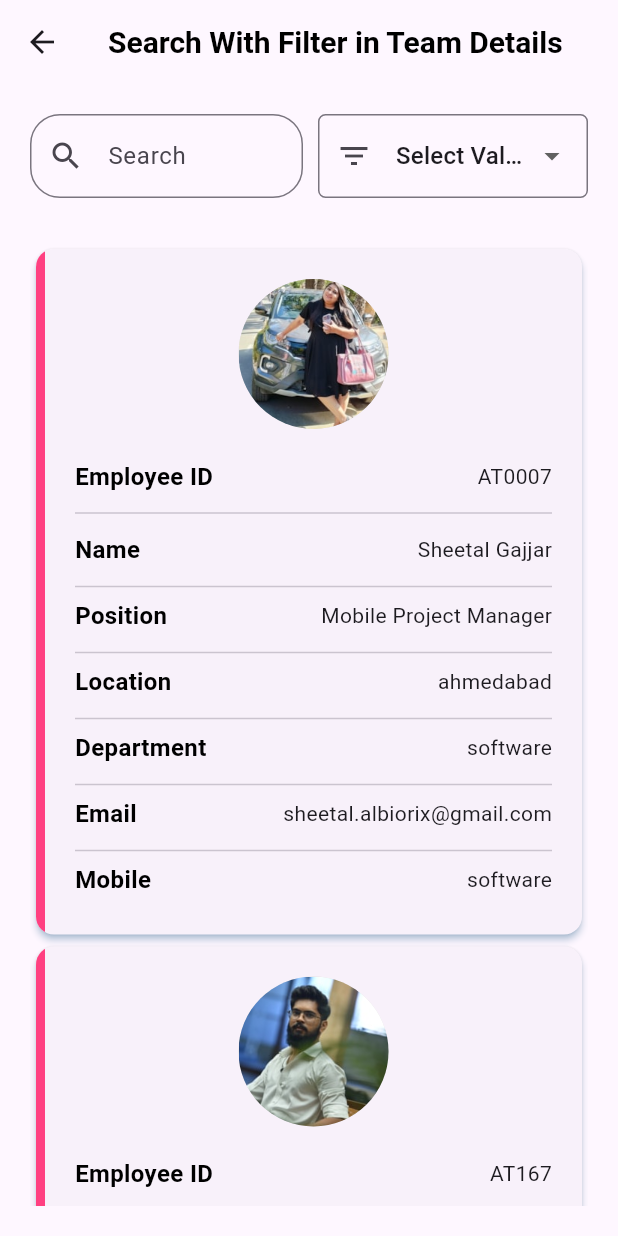
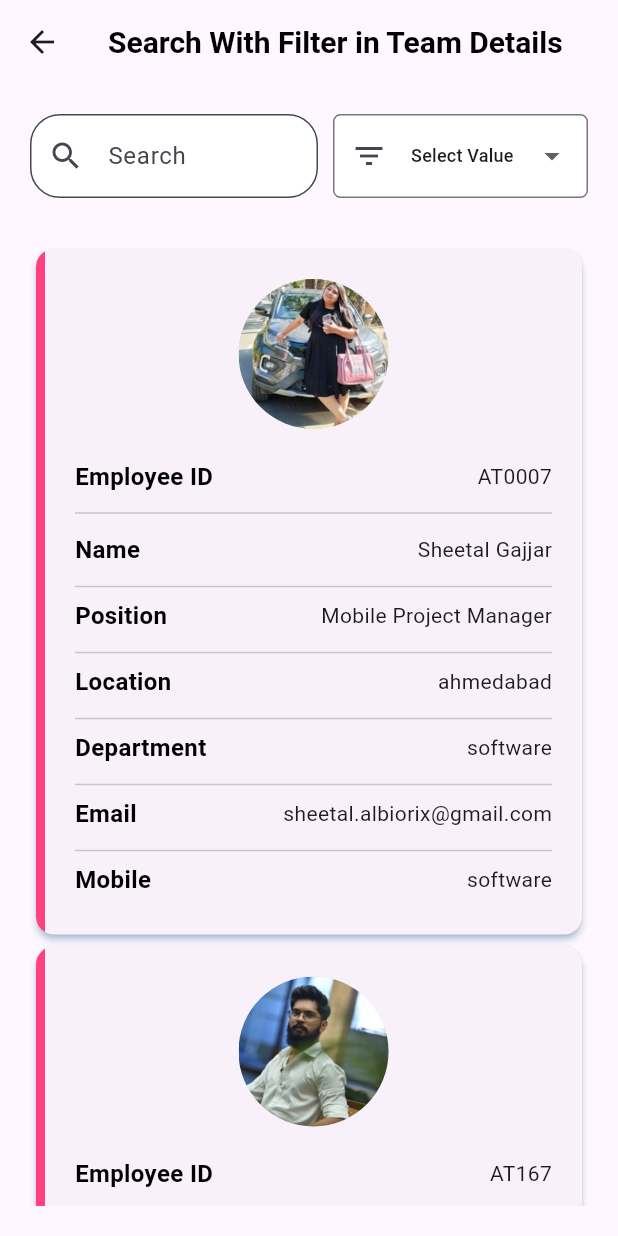
Before and after one commit to SheetalAlbiorix/Chiraglearn_flutter, a Flutter app: the TeamDetailsSearchWithFilter screen opened directly, on a phone screen of 412 x 824 dp. Run offline on Flutter 3.47's test engine with Material 3 defaults, Android fonts, the phone set to English and light mode, and no system bars.

Commit message:
- added technology filter ui

```diff
--- a/lib/modules/constants/custom_textstyles.dart
+++ b/lib/modules/constants/custom_textstyles.dart
@@ -1,18 +1,22 @@
 import 'package:flutter/material.dart';
 
 class CustomTextStyles {
-  static TextStyle appbarTextStyle = TextStyle(
+  static const TextStyle appbarTextStyle = TextStyle(
     fontSize: 20,
     fontWeight: FontWeight.w700,
     color: Colors.black,
   );
-  static TextStyle mediumTextStyle = TextStyle(
+  static const TextStyle mediumTextStyle = TextStyle(
     fontSize: 16,
     fontWeight: FontWeight.w600,
     color: Colors.black,
   );
 
-  static TextStyle normalTextStyle = TextStyle(
+  static const TextStyle normalTextStyle = TextStyle(
     fontSize: 14,
   );
+
+  static const TextStyle smallTextStyle = TextStyle(
+    fontSize: 12,
+  );
 }
--- a/lib/modules/constants/string_constants.dart
+++ b/lib/modules/constants/string_constants.dart
@@ -37,4 +37,17 @@ class StringClass {
   //TeamDetailsSearchWithFilter
   static const appBarTitle = "Search With Filter in Team Details";
   static const selectValue = "Select Value";
+  static const filterOptionEmpId = "By EmpId";
+  static const filterOptionName = "By Name";
+  static const filterOptionPosition = "By Position";
+  static const filterOptionEmail = "By Email";
+  static const filterOptionMobile = "By Mobile";
+  static const filterOptionHometown = "By Hometown";
+  static const filterOptionTechnologies = "By Technologies";
+
+  static const android = "Android";
+  static const ios = "IOS";
+  static const flutter = "Flutter";
+  static const reactNative = "React Native";
+  static const kmm = "KMM";
 }
--- a/lib/modules/view/team_details_search_with_filter.dart
+++ b/lib/modules/view/team_details_search_with_filter.dart
@@ -22,18 +22,30 @@ class _TeamDetailsSearchWithFilterState
   FocusNode searchFocusNode = FocusNode();
 
   List filteredDataList = [];
+  bool isVisible = false;
 
   List filterOptionList = [
     StringClass.selectValue,
-    "By EmpId",
-    "By Name",
-    "By Position",
-    "By Email",
-    "By Mobile",
-    "By Hometown",
-    "By Technologies"
+    StringClass.filterOptionEmpId,
+    StringClass.filterOptionName,
+    StringClass.filterOptionPosition,
+    StringClass.filterOptionEmail,
+    StringClass.filterOptionMobile,
+    StringClass.filterOptionHometown,
+    StringClass.filterOptionTechnologies
   ];
-  String selectedFilter = StringClass.selectValue;
+
+  List technologyOptionList = [
+    StringClass.selectValue,
+    StringClass.android,
+    StringClass.ios,
+    StringClass.flutter,
+    StringClass.reactNative,
+    StringClass.kmm,
+  ];
+  String selectedTechnologyOption = StringClass.selectValue;
+
+  String selectedFilterOption = StringClass.selectValue;
 
   @override
   void dispose() {
@@ -77,11 +89,16 @@ class _TeamDetailsSearchWithFilterState
               Row(
                 crossAxisAlignment: CrossAxisAlignment.start,
                 children: [
-                  Expanded(
+                  Visibility(
+                    visible: selectedFilterOption ==
+                            StringClass.filterOptionTechnologies
+                        ? isVisible = false
+                        : true,
+                    child: Expanded(
                       child: TextFormField(
-                      keyboardType: selectedFilter == "By Mobile"
+                        keyboardType: selectedFilterOption == "By Mobile"
                             ? TextInputType.phone
-                          : selectedFilter == "By Email"
+                            : selectedFilterOption == "By Email"
                                 ? TextInputType.emailAddress
                                 : TextInputType.name,
                         controller: searchController,
@@ -100,7 +117,8 @@ class _TeamDetailsSearchWithFilterState
                               filteredDataList =
                                   allTeamList; // Show full list if search is empty
                             } else if (value.isNotEmpty &&
-                              selectedFilter == StringClass.selectValue) {
+                                selectedFilterOption ==
+                                    StringClass.selectValue) {
                               filteredDataList = allTeamList.where(
                                 (element) {
                                   return element.empId!
@@ -124,35 +142,43 @@ class _TeamDetailsSearchWithFilterState
                                 },
                               ).toList();
                             } else if (value.isNotEmpty &&
-                              selectedFilter != StringClass.selectValue) {
-                            selectedFilter == "By EmpId"
-                                ? filteredDataList = allTeamList
-                                    .where(
-                                      (element) => element.empId!
+                                selectedFilterOption !=
+                                    StringClass.selectValue) {
+                              filteredDataList = allTeamList.where((element) {
+                                return selectedFilterOption == "By EmpId"
+                                    ? element.empId!
                                         .toLowerCase()
-                                          .contains(value.toLowerCase()),
-                                    )
-                                    .toList()
-                                : selectedFilter == "By Name"
-                                    ? filteredDataList = allTeamList
-                                        .where((member) => member.name!
+                                        .contains(value.toLowerCase())
+                                    : selectedFilterOption == "By Name"
+                                        ? element.name!
                                             .toLowerCase()
-                                            .contains(value.toLowerCase()))
-                                        .toList()
-                                    : selectedFilter == "By Mobile"
-                                        ? filteredDataList = allTeamList
-                                            .where(
-                                              (element) => element.mobile!
+                                            .contains(value.toLowerCase())
+                                        : selectedFilterOption == "Position"
+                                            ? element.position!
+                                                .toLowerCase()
+                                                .contains(value.toLowerCase())
+                                            : selectedFilterOption == "By Email"
+                                                ? element.email!
                                                     .toLowerCase()
                                                     .contains(
-                                                      value.toLowerCase()),
-                                            )
-                                            .toList()
-                                        : null;
+                                                        value.toLowerCase())
+                                                : selectedFilterOption ==
+                                                        "By Mobile"
+                                                    ? element.mobile!
+                                                        .toLowerCase()
+                                                        .contains(
+                                                            value.toLowerCase())
+                                                    : element.hometown!
+                                                        .toLowerCase()
+                                                        .contains(value
+                                                            .toLowerCase());
+                              }).toList();
                             }
                           });
                         },
                         decoration: InputDecoration(
+                          filled: true,
+                          fillColor: Colors.white,
                           border: OutlineInputBorder(
                             borderRadius: BorderRadius.circular(20),
                           ),
@@ -161,17 +187,21 @@ class _TeamDetailsSearchWithFilterState
                         ),
                       ),
                     ),
+                  ),
                   SizedBox(
                     width: 10,
                   ),
-                  SizedBox(
-                    width: 180,
+                  Container(
+                    color: Colors.white,
+                    width: selectedFilterOption ==
+                            StringClass.filterOptionTechnologies
+                        ? 200
+                        : 170,
                     child: DropdownButtonFormField(
-                      value: selectedFilter,
+                      value: selectedFilterOption,
                       isExpanded: true,
                       dropdownColor: Colors.white,
                       decoration: InputDecoration(
-                        hoverColor: WidgetStateColor.transparent,
                         prefixIcon: Icon(Icons.filter_list_outlined),
                         border: OutlineInputBorder(
                           borderRadius: BorderRadius.circular(5),
@@ -181,21 +211,62 @@ class _TeamDetailsSearchWithFilterState
                         (value) {
                           return DropdownMenuItem<String>(
                             value: value,
-                            child: Text(
-                              value,
+                            child: Text(value,
                                 overflow: TextOverflow.ellipsis,
-                              style: TextStyle(
-                                overflow: TextOverflow.ellipsis,
-                              ),
-                            ),
+                                style: CustomTextStyles.smallTextStyle),
                           );
                         },
                       ).toList(),
                       onChanged: (value) {
                         setState(() {
-                          selectedFilter = value!;
+                          selectedFilterOption = value!;
                         });
                       },
+                    ),
+                  ),
+                  Visibility(
+                      visible: selectedFilterOption ==
+                              StringClass.filterOptionTechnologies
+                          ? true
+                          : false,
+                      child: Spacer()),
+                  Visibility(
+                    visible: selectedFilterOption ==
+                            StringClass.filterOptionTechnologies
+                        ? true
+                        : false,
+                    child: Container(
+                      color: Colors.white,
+                      width: selectedFilterOption ==
+                              StringClass.filterOptionTechnologies
+                          ? 200
+                          : 170,
+                      child: DropdownButtonFormField(
+                        value: selectedTechnologyOption,
+                        isExpanded: true,
+                        dropdownColor: Colors.white,
+                        decoration: InputDecoration(
+                          prefixIcon: Icon(Icons.filter_list_outlined),
+                          border: OutlineInputBorder(
+                            borderRadius: BorderRadius.circular(5),
+                          ),
+                        ),
+                        items: technologyOptionList.map(
+                          (value) {
+                            return DropdownMenuItem<String>(
+                              value: value,
+                              child: Text(value,
+                                  overflow: TextOverflow.ellipsis,
+                                  style: CustomTextStyles.smallTextStyle),
+                            );
+                          },
+                        ).toList(),
+                        onChanged: (value) {
+                          setState(() {
+                            selectedTechnologyOption = value!;
+                          });
+                        },
+                      ),
                     ),
                   )
                 ],
```
Also changed, not shown: assets/technology.json (+5 -5 lines). Lines whose indentation alone changed are shown as unchanged.
